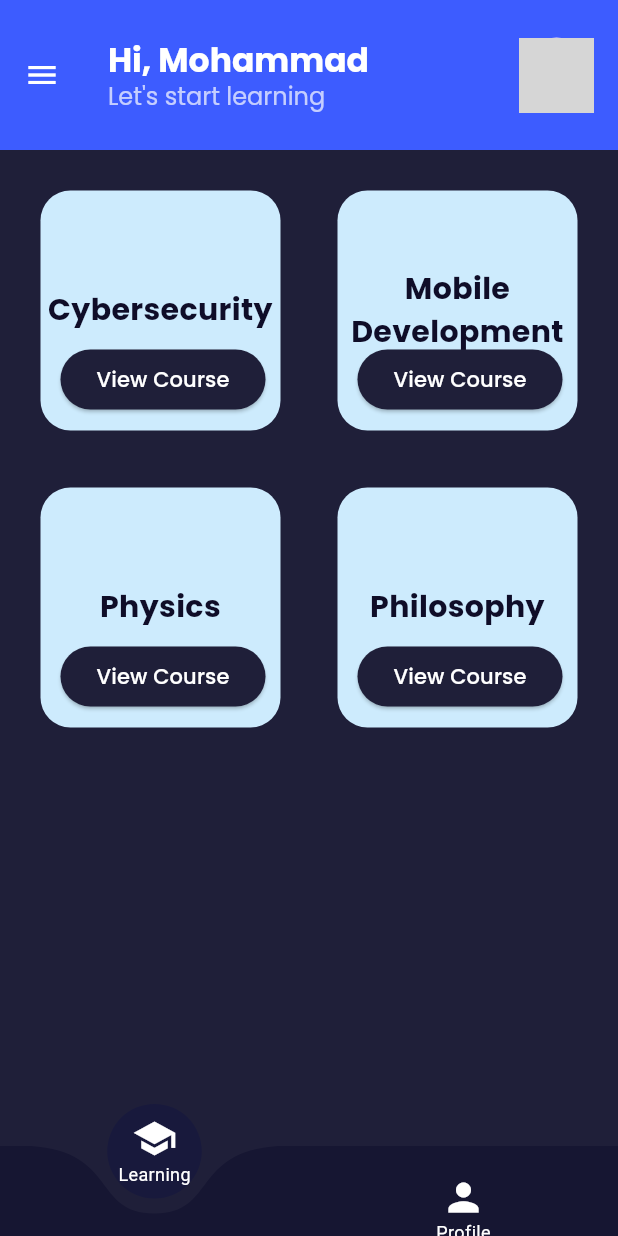
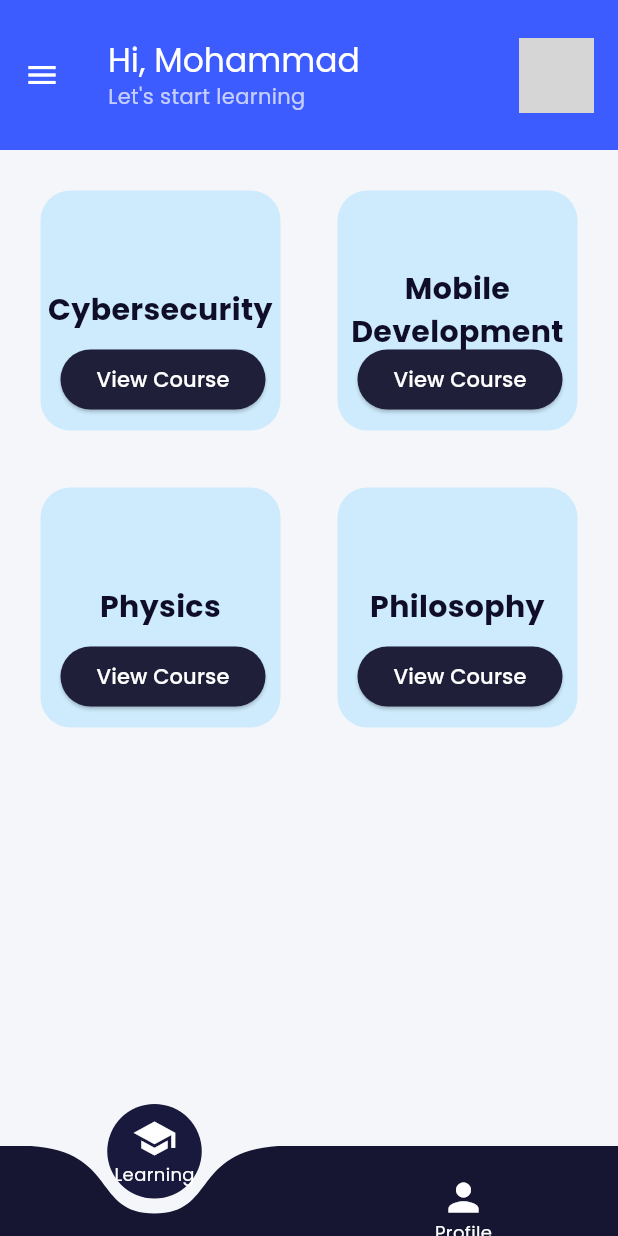
Before and after one commit to Mohammad-Mahdi-Shokor/Mobile_Project, a Flutter app: the screen it shows after launch, on a phone screen of 412 x 824 dp. Run offline on Flutter 3.47's test engine with Material 3 defaults, Android fonts, the phone set to English and light mode, and no system bars; drawn by our look-alikes of curved_navigation_bar; our stand-ins replace google_fonts; network calls fail; key blocks and very long unbroken strings in the code were emptied for the run; grey boxes are pictures that could not be loaded.

Commit message:
Light Mode

```diff
--- a/lib/main.dart
+++ b/lib/main.dart
@@ -1,10 +1,36 @@
 import 'package:flutter/material.dart';
-
-import 'navigation_screen.dart';
+import 'package:mobile_project/navigation_screen.dart';
+import 'package:mobile_project/theme.dart';
 
 void main() {
-  runApp(MaterialApp(
-    debugShowCheckedModeBanner: false,
-    home: NavigationScreen()
-  ));
+  runApp(const MyApp());
 }
+
+class MyApp extends StatefulWidget {
+  const MyApp({super.key});
+
+  @override
+  State<MyApp> createState() => _MyAppState();
+}
+
+class _MyAppState extends State<MyApp> {
+  ThemeMode _themeMode = ThemeMode.light;
+
+  void toggleTheme() {
+    setState(() {
+      _themeMode =
+          _themeMode == ThemeMode.light ? ThemeMode.dark : ThemeMode.light;
+    });
+  }
+
+  @override
+  Widget build(BuildContext context) {
+    return MaterialApp(
+      debugShowCheckedModeBanner: false,
+      theme: AppTheme.lightTheme,
+      darkTheme: AppTheme.darkTheme,
+      themeMode: _themeMode,
+      home: NavigationScreen(onToggleTheme: toggleTheme),
+    );
+  }
+}
--- a/lib/navigation_screen.dart
+++ b/lib/navigation_screen.dart
@@ -8,8 +8,8 @@ import 'package:mobile_project/settings_screen.dart';
 import 'learning_screen.dart';
 
 class NavigationScreen extends StatefulWidget {
-  const NavigationScreen({super.key});
-
+  const NavigationScreen({super.key, required this.onToggleTheme});
+  final void Function() onToggleTheme;
   @override
   State<NavigationScreen> createState() => _NavigationScreenState();
 }
@@ -30,6 +30,7 @@ class _NavigationScreenState extends State<NavigationScreen> {
     }
   }
 
+  List<String> MenuItems = ["Chats", "Groups", "Communities"];
   Widget _navItem({
     required IconData icon,
     required String label,
@@ -51,8 +52,10 @@ class _NavigationScreenState extends State<NavigationScreen> {
   }
 
   Drawer _buildDrawer() {
+    final theme = Theme.of(context);
     return Drawer(
-      backgroundColor: const Color(0xFF1F1F39),
+      backgroundColor: theme.drawerTheme.backgroundColor,
+
       child: SafeArea(
         child: Column(
           crossAxisAlignment: CrossAxisAlignment.start,
@@ -64,22 +67,27 @@ class _NavigationScreenState extends State<NavigationScreen> {
                 style: GoogleFonts.poppins(
                   fontSize: 22,
                   fontWeight: FontWeight.bold,
-                  color: Colors.white,
+                  color: theme.textTheme.bodyLarge!.color!,
                 ),
               ),
             ),
 
             ListTile(
-              leading: const Icon(Icons.book, color: Colors.white),
+              leading: Icon(
+                Icons.book,
+                color: theme.textTheme.bodyLarge!.color!,
+              ),
               title: Text(
                 'Courses',
-                style: GoogleFonts.poppins(color: Colors.white),
+                style: GoogleFonts.poppins(
+                  color: theme.textTheme.bodyLarge!.color!,
+                ),
               ),
               trailing: Icon(
                 coursesExpanded
                     ? Icons.keyboard_arrow_up
                     : Icons.keyboard_arrow_down,
-                color: Colors.white,
+                color: theme.textTheme.bodyLarge!.color!,
               ),
               onTap: () {
                 setState(() {
@@ -93,14 +101,16 @@ class _NavigationScreenState extends State<NavigationScreen> {
                 (course) => Padding(
                   padding: const EdgeInsets.only(left: 40),
                   child: ListTile(
-                    leading: const Icon(
+                    leading: Icon(
                       Icons.circle,
                       size: 10,
-                      color: Colors.white,
+                      color: theme.textTheme.bodyLarge!.color!,
                     ),
                     title: Text(
                       course,
-                      style: GoogleFonts.poppins(color: Colors.white),
+                      style: GoogleFonts.poppins(
+                        color: theme.textTheme.bodyLarge!.color!,
+                      ),
                     ),
                     onTap: () {
                       Navigator.pop(context);
@@ -108,55 +118,42 @@ class _NavigationScreenState extends State<NavigationScreen> {
                   ),
                 ),
               ),
-
-            ListTile(
-              leading: const Icon(Icons.chat, color: Colors.white),
-              title: Text(
-                'Chats',
-                style: GoogleFonts.poppins(color: Colors.white),
-              ),
-              onTap: () {
-                Navigator.pop(context);
-              },
-            ),
-
-            ListTile(
-              leading: const Icon(Icons.group, color: Colors.white),
-              title: Text(
-                'Groups',
-                style: GoogleFonts.poppins(color: Colors.white),
-              ),
-              onTap: () {
-                Navigator.pop(context);
-              },
-            ),
-
-            ListTile(
-              leading: const Icon(Icons.public, color: Colors.white),
-              title: Text(
-                'Communities',
-                style: GoogleFonts.poppins(color: Colors.white),
-              ),
-              onTap: () {
-                Navigator.pop(context);
-              },
-            ),
+            ...MenuItems.map((item) {
+              return ListTile(
+                leading: Icon(
+                  Icons.chat,
+                  color: theme.textTheme.bodyLarge!.color!,
+                ),
+                title: Text(
+                  item,
+                  style: GoogleFonts.poppins(
+                    color: theme.textTheme.bodyLarge!.color!,
+                  ),
+                ),
+                onTap: () {
+                  Navigator.pop(context);
+                },
+              );
+            }),
 
             const Spacer(),
 
             ListTile(
-              leading: const Icon(Icons.settings, color: Colors.white),
+              leading: Icon(
+                Icons.settings,
+                color: theme.textTheme.bodyLarge!.color!,
+              ),
               title: Text(
                 'Settings',
-                style: GoogleFonts.poppins(color: Colors.white),
+                style: GoogleFonts.poppins(
+                  color: theme.textTheme.bodyLarge!.color!,
+                ),
               ),
               onTap: () {
                 Navigator.pop(context);
                 Navigator.push(
                   context,
-                  MaterialPageRoute(
-                    builder: (_) => const SettingsScreen(),
-                  ),
+                  MaterialPageRoute(builder: (_) => const SettingsScreen()),
                 );
               },
             ),
@@ -169,8 +166,8 @@ class _NavigationScreenState extends State<NavigationScreen> {
   @override
   Widget build(BuildContext context) {
     return Scaffold(
-      backgroundColor: const Color(0xFF1F1F39),
-      appBar: ScreenAppBar(_selectedIndex),
+      appBar: ScreenAppBar(context, _selectedIndex, widget.onToggleTheme),
+
       drawer: _selectedIndex == 0 ? _buildDrawer() : null,
       body: currentScreen,
       bottomNavigationBar: CurvedNavigationBar(
--- a/lib/screenAppBar.dart
+++ b/lib/screenAppBar.dart
@@ -1,112 +1,87 @@
 import 'package:flutter/material.dart';
-import 'package:google_fonts/google_fonts.dart';
 import 'package:mobile_project/data.dart';
 
-AppBar ScreenAppBar(int index) {
+AppBar ScreenAppBar(
+  BuildContext context,
+  int index,
+  VoidCallback onToggleTheme,
+) {
+  final theme = Theme.of(context);
+  final colors = theme.colorScheme;
+
   if (index != 0) {
     return AppBar(
       backgroundColor: Colors.transparent,
       toolbarHeight: 100,
-      title: Text(
-        'Profile',
-        style: GoogleFonts.poppins(
-          fontSize: 28,
-          fontWeight: FontWeight.bold,
-          color: Colors.white,
-        ),
-      ),
+      title: Text('Profile', style: theme.textTheme.titleLarge),
+
       actions: [
-        ElevatedButton(
-          style: ElevatedButton.styleFrom(
-            backgroundColor: Colors.transparent,
-            shadowColor: Colors.transparent,
-          ),
+        TextButton(
           onPressed: () {},
-          child: const Text(
-            "Edit",
-            style: TextStyle(fontSize: 24, color: Colors.white),
-          ),
+          child: Text("Edit", style: theme.textTheme.titleMedium),
         ),
       ],
     );
   }
 
   return AppBar(
-    backgroundColor: const Color(0xFF3D5CFF),
     toolbarHeight: 100,
-    iconTheme: const IconThemeData(color: Colors.white),
+    iconTheme: IconThemeData(color: Colors.white),
     title: Column(
       crossAxisAlignment: CrossAxisAlignment.start,
       mainAxisAlignment: MainAxisAlignment.center,
       children: [
         Text(
           'Hi, ${sampleUser.FirstName}',
-          style: GoogleFonts.poppins(
-            fontSize: 22,
-            fontWeight: FontWeight.bold,
-            color: Colors.white,
-          ),
+          style: theme.textTheme.titleLarge?.copyWith(color: Colors.white),
         ),
         Text(
           "Let's start learning",
-          style: GoogleFonts.poppins(
-            fontSize: 16,
-            color: Colors.white70,
+          style: theme.textTheme.bodyMedium?.copyWith(
+            color: Colors.white.withOpacity(0.7),
           ),
         ),
       ],
     ),
     actions: [
       Padding(
-        padding: const EdgeInsets.only(right: 16.0),
+        padding: const EdgeInsets.only(right: 16),
         child: PopupMenuButton<String>(
-          color: const Color(0xFF1F1F39),
           offset: const Offset(0, 55),
-          shape: RoundedRectangleBorder(
-            borderRadius: BorderRadius.circular(14),
-          ),
-          onSelected: (value) {},
-          itemBuilder: (context) => [
+          itemBuilder:
+              (context) => [
                 PopupMenuItem(
                   value: 'achievements',
                   child: Row(
-                children: const [
-                  Icon(Icons.emoji_events, color: Color(0xFF3D5CFF)),
-                  SizedBox(width: 10),
-                  Text(
-                    'Achievements',
-                    style: TextStyle(color: Colors.white),
+                    children: [
+                      Icon(Icons.emoji_events, color: colors.primary),
+                      const SizedBox(width: 10),
+                      const Text('Achievements'),
+                    ],
                   ),
+                ),
+                PopupMenuItem(
+                  value: 'mode',
+                  onTap: onToggleTheme,
+                  child: Row(
+                    children: [
+                      Icon(Icons.brightness_6, color: colors.primary),
+                      const SizedBox(width: 10),
+                      const Text('Change Mode'),
                     ],
                   ),
                 ),
                 PopupMenuItem(
                   value: 'account',
                   child: Row(
-                children: const [
-                  Icon(Icons.person, color: Color(0xFF3D5CFF)),
-                  SizedBox(width: 10),
-                  Text(
-                    'Account',
-                    style: TextStyle(color: Colors.white),
-                  ),
+                    children: [
+                      Icon(Icons.person, color: colors.primary),
+                      const SizedBox(width: 10),
+                      const Text('Account'),
                     ],
                   ),
                 ),
-            PopupMenuItem(
-              value: 'settings',
-              child: Row(
-                children: const [
-                  Icon(Icons.settings, color: Color(0xFF3D5CFF)),
-                  SizedBox(width: 10),
-                  Text(
-                    'Settings',
-                    style: TextStyle(color: Colors.white),
-                  ),
-                ],
-              ),
-            ),
-            const PopupMenuDivider(height: 20),
+                const PopupMenuDivider(),
                 PopupMenuItem(
                   value: 'logout',
                   child: Row(
--- /dev/null
+++ b/lib/theme.dart
@@ -0,0 +1,78 @@
+import 'package:flutter/material.dart';
+import 'package:google_fonts/google_fonts.dart';
+
+class AppTheme {
+  // 🌙 DARK THEME
+  static ThemeData darkTheme = ThemeData(
+    brightness: Brightness.dark,
+    useMaterial3: true,
+
+    scaffoldBackgroundColor: const Color(0xFF1F1F39),
+
+    colorScheme: const ColorScheme.dark(
+      primary: Color(0xFF3D5CFF),
+      secondary: Color(0xFF18193C),
+      surface: Color(0xFF161632),
+      onSurface: Colors.white,
+    ),
+
+    appBarTheme: AppBarTheme(
+      backgroundColor: const Color(0xFF3D5CFF),
+      elevation: 0,
+      titleTextStyle: GoogleFonts.poppins(
+        fontSize: 22,
+        fontWeight: FontWeight.bold,
+        color: Colors.white,
+      ),
+      iconTheme: const IconThemeData(color: Colors.white),
+    ),
+
+    drawerTheme: const DrawerThemeData(backgroundColor: Color(0xFF1F1F39)),
+
+    popupMenuTheme: PopupMenuThemeData(
+      color: const Color(0xFF1F1F39),
+      shape: RoundedRectangleBorder(borderRadius: BorderRadius.circular(14)),
+      textStyle: GoogleFonts.poppins(color: Colors.white),
+    ),
+
+    textTheme: GoogleFonts.poppinsTextTheme(ThemeData.dark().textTheme),
+    iconTheme: const IconThemeData(color: Colors.white),
+  );
+
+  // 🌞 LIGHT THEME
+  static ThemeData lightTheme = ThemeData(
+    brightness: Brightness.light,
+    useMaterial3: true,
+
+    scaffoldBackgroundColor: const Color(0xFFF5F6FA),
+
+    colorScheme: const ColorScheme.light(
+      primary: Color(0xFF3D5CFF),
+      secondary: Color(0xFFE6E7FF),
+      surface: Colors.white,
+      onSurface: Colors.black,
+    ),
+
+    appBarTheme: AppBarTheme(
+      backgroundColor: const Color(0xFF3D5CFF),
+      elevation: 0,
+      titleTextStyle: GoogleFonts.poppins(
+        fontSize: 22,
+        fontWeight: FontWeight.bold,
+        color: Colors.black,
+      ),
+      iconTheme: const IconThemeData(color: Colors.black),
+    ),
+
+    drawerTheme: const DrawerThemeData(backgroundColor: Colors.white),
+
+    popupMenuTheme: PopupMenuThemeData(
+      color: Colors.white,
+      shape: RoundedRectangleBorder(borderRadius: BorderRadius.circular(14)),
+      textStyle: GoogleFonts.poppins(color: Colors.black),
+    ),
+
+    textTheme: GoogleFonts.poppinsTextTheme(ThemeData.light().textTheme),
+    iconTheme: const IconThemeData(color: Colors.black),
+  );
+}
```
Also changed, not shown: lib/course_info_screen.dart (+21 -9 lines), lib/profile_screen.dart (+19 -7 lines), lib/settings_screen.dart (+30 -30 lines). Lines whose indentation alone changed are shown as unchanged.
